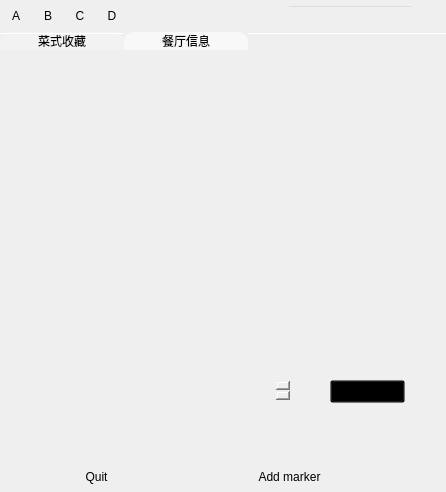
This is deliciousClient/mainwindow.ui in gaoxiaojun/delicacymap as Qt 5 draws it before an edit. The edited form follows.
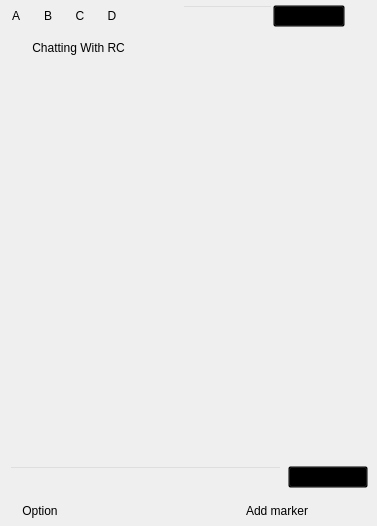
This is the edited form. Icons and pictures are not drawn.

```diff
--- a/deliciousClient/mainwindow.ui
+++ b/deliciousClient/mainwindow.ui
@@ -6,8 +6,8 @@
    <rect>
     <x>0</x>
     <y>0</y>
-    <width>446</width>
-    <height>492</height>
+    <width>377</width>
+    <height>526</height>
    </rect>
   </property>
   <property name="windowTitle">
@@ -212,6 +212,9 @@
         </property>
        </widget>
       </item>
+      <item>
+       <widget class="QComboBox" name="comboBox"/>
+      </item>
       <item>
        <widget class="QToolButton" name="toolButton_Search">
         <property name="minimumSize">
@@ -277,129 +280,8 @@
 }</string>
       </property>
       <property name="currentIndex">
-       <number>0</number>
+       <number>1</number>
       </property>
-      <widget class="QWidget" name="page_2">
-       <layout class="QVBoxLayout" name="verticalLayout_2">
-        <property name="spacing">
-         <number>0</number>
-        </property>
-        <property name="margin">
-         <number>0</number>
-        </property>
-        <item>
-         <widget class="QTabWidget" name="tabWidget">
-          <property name="styleSheet">
-           <string notr="true"/>
-          </property>
-          <property name="tabShape">
-           <enum>QTabWidget::Rounded</enum>
-          </property>
-          <property name="currentIndex">
-           <number>1</number>
-          </property>
-          <property name="elideMode">
-           <enum>Qt::ElideRight</enum>
-          </property>
-          <property name="documentMode">
-           <bool>true</bool>
-          </property>
-          <widget class="QWidget" name="tab_fav">
-           <property name="font">
-            <font>
-             <kerning>true</kerning>
-            </font>
-           </property>
-           <attribute name="title">
-            <string>菜式收藏</string>
-           </attribute>
-          </widget>
-          <widget class="QWidget" name="tab_restaurantinfo">
-           <attribute name="title">
-            <string>餐厅信息</string>
-           </attribute>
-           <widget class="QListWidget" name="list_latestcomment">
-            <property name="geometry">
-             <rect>
-              <x>20</x>
-              <y>30</y>
-              <width>381</width>
-              <height>271</height>
-             </rect>
-            </property>
-            <property name="editTriggers">
-             <set>QAbstractItemView::NoEditTriggers</set>
-            </property>
-            <property name="selectionMode">
-             <enum>QAbstractItemView::NoSelection</enum>
-            </property>
-           </widget>
-           <widget class="QPushButton" name="commitcomment">
-            <property name="geometry">
-             <rect>
-              <x>330</x>
-              <y>330</y>
-              <width>75</width>
-              <height>23</height>
-             </rect>
-            </property>
-            <property name="text">
-             <string>我要评论</string>
-            </property>
-           </widget>
-           <widget class="QTextEdit" name="textComment">
-            <property name="geometry">
-             <rect>
-              <x>20</x>
-              <y>330</y>
-              <width>271</width>
-              <height>21</height>
-             </rect>
-            </property>
-           </widget>
-          </widget>
-         </widget>
-        </item>
-       </layout>
-      </widget>
-      <widget class="QWidget" name="page">
-       <layout class="QVBoxLayout" name="verticalLayout_3">
-        <property name="spacing">
-         <number>0</number>
-        </property>
-        <property name="margin">
-         <number>0</number>
-        </property>
-        <item>
-         <widget class="QTabWidget" name="tabWidget_2">
-          <property name="autoFillBackground">
-           <bool>false</bool>
-          </property>
-          <property name="currentIndex">
-           <number>0</number>
-          </property>
-          <property name="documentMode">
-           <bool>true</bool>
-          </property>
-          <widget class="QWidget" name="tab_restaurant">
-           <attribute name="title">
-            <string>餐厅推荐</string>
-           </attribute>
-          </widget>
-          <widget class="QWidget" name="tab_cupoun">
-           <attribute name="title">
-            <string>近期优惠</string>
-           </attribute>
-          </widget>
-          <widget class="QWidget" name="tab_myfav">
-           <attribute name="title">
-            <string>我的收藏</string>
-           </attribute>
-          </widget>
-         </widget>
-        </item>
-       </layout>
-      </widget>
       <widget class="QWidget" name="page_gps">
        <widget class="QLabel" name="label_Sat_In_View">
         <property name="geometry">
@@ -467,6 +349,55 @@
         </property>
        </widget>
       </widget>
+      <widget class="QWidget" name="page_Friend">
+       <layout class="QVBoxLayout" name="verticalLayout_2">
+        <item>
+         <widget class="QLabel" name="chatLabel">
+          <property name="styleSheet">
+           <string notr="true">font: 10pt &quot;黑体&quot;;</string>
+          </property>
+          <property name="text">
+           <string>       Chatting With RC</string>
+          </property>
+         </widget>
+        </item>
+        <item>
+         <layout class="QHBoxLayout" name="Communication">
+          <item>
+           <widget class="QTextEdit" name="DialogtextEdit">
+            <property name="styleSheet">
+             <string notr="true">font: 12pt &quot;微软雅黑&quot;;</string>
+            </property>
+           </widget>
+          </item>
+          <item>
+           <widget class="QListWidget" name="FriendlistWidget">
+            <property name="maximumSize">
+             <size>
+              <width>80</width>
+              <height>16777215</height>
+             </size>
+            </property>
+           </widget>
+          </item>
+         </layout>
+        </item>
+        <item>
+         <layout class="QHBoxLayout" name="sendLayout">
+          <item>
+           <widget class="QLineEdit" name="messageLineEdit"/>
+          </item>
+          <item>
+           <widget class="QPushButton" name="sendButton">
+            <property name="text">
+             <string>send</string>
+            </property>
+           </widget>
+          </item>
+         </layout>
+        </item>
+       </layout>
+      </widget>
      </widget>
     </item>
     <item>
@@ -476,16 +407,41 @@
       </property>
       <item>
        <widget class="QPushButton" name="btn_quit">
+        <property name="maximumSize">
+         <size>
+          <width>100</width>
+          <height>16777215</height>
+         </size>
+        </property>
         <property name="text">
-         <string>Quit</string>
+         <string>Option</string>
         </property>
         <property name="flat">
          <bool>true</bool>
         </property>
        </widget>
       </item>
+      <item>
+       <spacer name="horizontalSpacer">
+        <property name="orientation">
+         <enum>Qt::Horizontal</enum>
+        </property>
+        <property name="sizeHint" stdset="0">
+         <size>
+          <width>40</width>
+          <height>20</height>
+         </size>
+        </property>
+       </spacer>
+      </item>
       <item>
        <widget class="QPushButton" name="btn_addMarker">
+        <property name="maximumSize">
+         <size>
+          <width>100</width>
+          <height>16777215</height>
+         </size>
+        </property>
         <property name="layoutDirection">
          <enum>Qt::RightToLeft</enum>
         </property>
```
Left out of the diff: 41 changed lines with no effect on the pictures.
